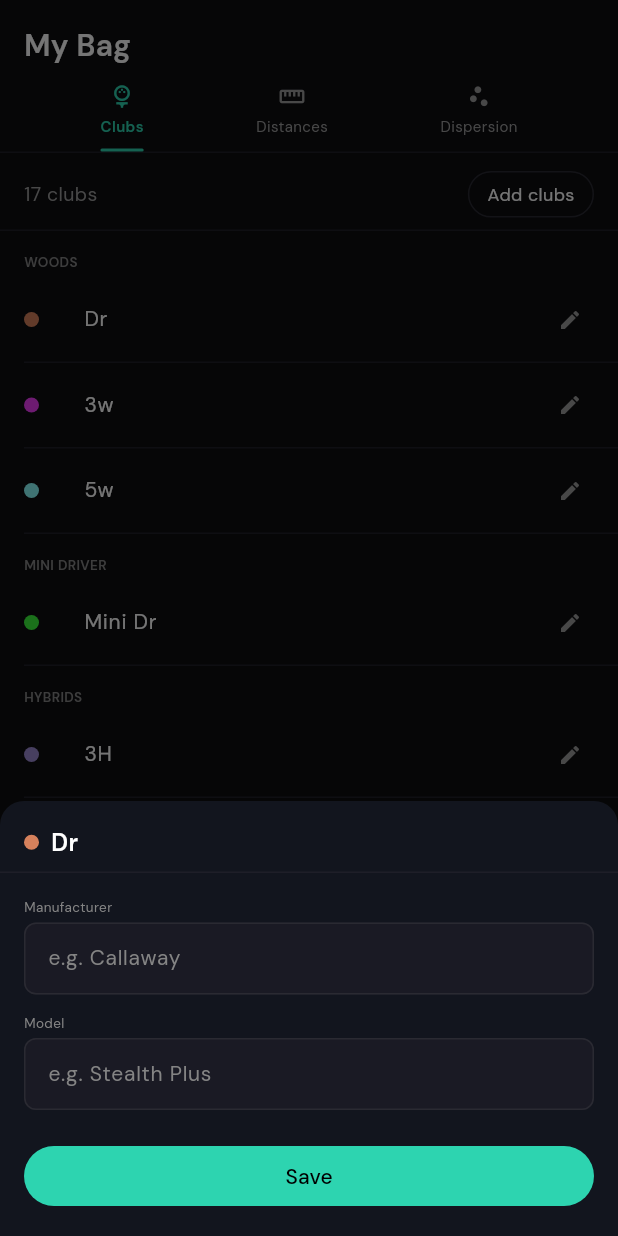
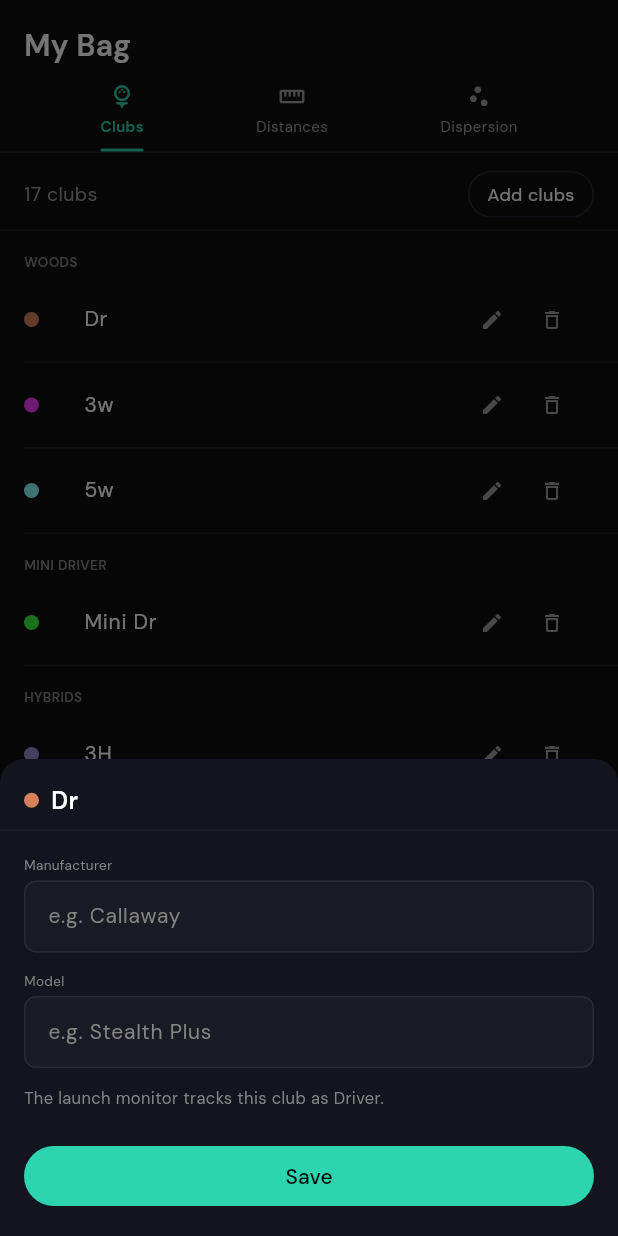
Before and after one commit to leveleightyfour/your_launch_monitor, a Flutter app: the screen it shows after launch, item 2 of the bottom bar chosen, after a tap on the "edit" icon, on a phone screen of 412 x 824 dp. Run offline on Flutter 3.47's test engine with Material 3 defaults, Android fonts, the phone set to English and light mode, and no system bars; our stand-ins replace drift, drift_flutter, flutter_blue_plus, flutter_riverpod, go_router, google_fonts and 2 more; missing offline and left inert: restart_app, shorebird_code_push, win_ble; accounts and stored records are empty; generated files the repository leaves out were written again.

Commit message:
Remove clubs from the bag directly, and say what the device tracks
Bag rows gain swipe-to-remove and a visible remove button (the Windows
scene has no natural swipe), with undo restoring position, tags, and
active status. Removing the active club hands the slot to the first
club still in the bag so the device is never tracking a club that left.
The club editor names the protocol club the launch monitor tracks, since
off-list clubs are bucketed to their nearest equivalent.

Co-Authored-By: Claude Fable 5 <noreply@anthropic.com>

```diff
--- a/lib/features/launch_monitor/application/clubs_notifier.dart
+++ b/lib/features/launch_monitor/application/clubs_notifier.dart
@@ -32,13 +32,15 @@ class ClubsNotifier extends Notifier<List<Club>> {
     if (saved.isNotEmpty) state = saved;
   }
 
-  Future<void> _persist() =>
-      ref.read(appDatabaseProvider).saveAllClubs(state);
+  Future<void> _persist() => ref.read(appDatabaseProvider).saveAllClubs(state);
 
   void updateClubTags(String id, {String? manufacturer, String? model}) {
     state = [
       for (final c in state)
-        if (c.id == id) c.copyWith(manufacturer: manufacturer, model: model) else c,
+        if (c.id == id)
+          c.copyWith(manufacturer: manufacturer, model: model)
+        else
+          c,
     ];
     _persist();
   }
@@ -50,6 +52,15 @@ class ClubsNotifier extends Notifier<List<Club>> {
 
   void removeClub(String id) {
     state = state.where((c) => c.id != id).toList();
+    _persist();
+  }
+
+  /// Re-inserts a removed club at its old position — the undo for
+  /// [removeClub], keeping its manufacturer and model tags.
+  void insertClub(Club club, int index) {
+    final next = [...state];
+    next.insert(index.clamp(0, next.length), club);
+    state = next;
     _persist();
   }
 }
--- a/lib/features/launch_monitor/application/providers.dart
+++ b/lib/features/launch_monitor/application/providers.dart
@@ -816,6 +816,30 @@ extension on ShotData {
   }
 }
 
+/// Human-readable name of the protocol club the device tracks for [club].
+///
+/// The Square Golf protocol models a fixed club set; app clubs outside it
+/// are bucketed to the nearest code by [_clubCodeFor]. Shots keep the app
+/// club's identity regardless — this only names what the device is told.
+String deviceClubLabel(Club club) {
+  final code = _clubCodeFor(club);
+  if (code == sg.ClubCodes.driver) return 'Driver';
+  if (code == sg.ClubCodes.wood3) return '3 Wood';
+  if (code == sg.ClubCodes.wood5) return '5 Wood';
+  if (code == sg.ClubCodes.wood7) return '7 Wood';
+  if (code == sg.ClubCodes.iron4) return '4 Iron';
+  if (code == sg.ClubCodes.iron5) return '5 Iron';
+  if (code == sg.ClubCodes.iron6) return '6 Iron';
+  if (code == sg.ClubCodes.iron7) return '7 Iron';
+  if (code == sg.ClubCodes.iron8) return '8 Iron';
+  if (code == sg.ClubCodes.iron9) return '9 Iron';
+  if (code == sg.ClubCodes.pitchingWedge) return 'Pitching Wedge';
+  if (code == sg.ClubCodes.approachWedge) return 'Approach Wedge';
+  if (code == sg.ClubCodes.sandWedge) return 'Sand Wedge';
+  if (code == sg.ClubCodes.putter) return 'Putter';
+  return 'Driver';
+}
+
 /// Maps an app [Club] to the closest Square Golf protocol [sg.ClubCode]. The
 /// protocol only models a fixed set of clubs (driver, 3/5/7 wood, 4–9 iron,
 /// PW/AW/SW, putter), so app clubs outside that set are mapped to the nearest
--- a/lib/features/launch_monitor/presentation/screens/my_bag_screen.dart
+++ b/lib/features/launch_monitor/presentation/screens/my_bag_screen.dart
@@ -223,12 +223,28 @@ class _ClubsTab extends ConsumerWidget {
               final isSelected = club.id == selected?.id;
               return Column(
                 children: [
-                  _ClubTile(
+                  Dismissible(
+                    key: ValueKey(club.id),
+                    direction: DismissDirection.endToStart,
+                    onDismissed: (_) => _removeFromBag(context, ref, club),
+                    background: Container(
+                      color: AppColors.errorBackground,
+                      alignment: Alignment.centerRight,
+                      padding: const EdgeInsets.only(right: 20),
+                      child: const Icon(
+                        Icons.delete_outline,
+                        size: 18,
+                        color: AppColors.errorText,
+                      ),
+                    ),
+                    child: _ClubTile(
                       club: club,
                       isSelected: isSelected,
                       onTap: () =>
                           ref.read(selectedClubProvider.notifier).state = club,
                       onEdit: () => _showEditSheet(context, ref, club),
+                      onRemove: () => _removeFromBag(context, ref, club),
+                    ),
                   ),
                   const Divider(height: 1, color: AppColors.border, indent: 16),
                 ],
@@ -242,6 +258,51 @@ class _ClubsTab extends ConsumerWidget {
 
   void _openAddClubs(BuildContext context, WidgetRef ref) {
     context.push('/bag/add-clubs');
+  }
+
+  /// Takes a club out of the bag, with undo. Shots already tagged with it
+  /// keep their data; the club can also come back via "Add clubs".
+  void _removeFromBag(BuildContext context, WidgetRef ref, Club club) {
+    final clubs = ref.read(clubsProvider);
+    final index = clubs.indexWhere((c) => c.id == club.id);
+    if (index < 0) return;
+    final wasActive = ref.read(activeClubProvider)?.id == club.id;
+    final wasFilter = ref.read(selectedClubProvider)?.id == club.id;
+
+    // Captured up front so the undo action outlives this widget.
+    final clubsNotifier = ref.read(clubsProvider.notifier);
+    final activeNotifier = ref.read(activeClubProvider.notifier);
+    final filterNotifier = ref.read(selectedClubProvider.notifier);
+
+    clubsNotifier.removeClub(club.id);
+
+    // Never leave the device tracking a club that left the bag: hand the
+    // active slot to the first club still in it. The active-club listener
+    // pushes the change to the device (re-arming if detection is on).
+    if (wasActive) {
+      final remaining = ref.read(clubsProvider);
+      activeNotifier.state = remaining.isEmpty ? null : remaining.first;
+    }
+    if (wasFilter) filterNotifier.state = null;
+
+    final accent = context.accent;
+    ScaffoldMessenger.of(context).showSnackBar(
+      SnackBar(
+        backgroundColor: AppColors.card,
+        content: Text(
+          '${club.shortName} removed from bag',
+          style: AppTextStyles.sans(size: 13),
+        ),
+        action: SnackBarAction(
+          label: 'Undo',
+          textColor: accent,
+          onPressed: () {
+            clubsNotifier.insertClub(club, index);
+            if (wasActive) activeNotifier.state = club;
+          },
+        ),
+      ),
+    );
   }
 
   void _showEditSheet(BuildContext context, WidgetRef ref, Club club) {
@@ -301,6 +362,18 @@ class _ClubsTab extends ConsumerWidget {
                     controller: modelCtrl,
                     hint: 'e.g. Stealth Plus',
                   ),
+                  const SizedBox(height: 12),
+                  // The protocol models a fixed club set, so off-list clubs
+                  // are tracked as their nearest equivalent. Shots still
+                  // carry this club's own identity.
+                  Text(
+                    'The launch monitor tracks this club as '
+                    '${deviceClubLabel(club)}.',
+                    style: AppTextStyles.sans(
+                      size: 11,
+                      color: AppColors.textDimmed,
+                    ),
+                  ),
                   const SizedBox(height: 20),
                   SizedBox(
                     width: double.infinity,
@@ -342,11 +415,16 @@ class _ClubTile extends StatelessWidget {
   final VoidCallback onTap;
   final VoidCallback onEdit;
 
+  /// Swipe-to-remove covers touch; this visible affordance covers the
+  /// Windows/mouse scene where a swipe is not a natural gesture.
+  final VoidCallback onRemove;
+
   const _ClubTile({
     required this.club,
     required this.isSelected,
     required this.onTap,
     required this.onEdit,
+    required this.onRemove,
   });
 
   @override
@@ -379,10 +457,41 @@ class _ClubTile extends StatelessWidget {
         mainAxisSize: MainAxisSize.min,
         children: [
           if (isSelected) Icon(Icons.check, color: context.accent, size: 16),
-          const SizedBox(width: 8),
-          GestureDetector(
+          Tooltip(
+            message: 'Edit club',
+            child: Semantics(
+              button: true,
+              label: 'Edit ${club.shortName}',
+              child: GestureDetector(
                 onTap: onEdit,
-            child: const Icon(Icons.edit, size: 16, color: AppColors.textMuted),
+                behavior: HitTestBehavior.opaque,
+                child: const SizedBox(
+                  width: 40,
+                  height: 40,
+                  child: Icon(Icons.edit, size: 16, color: AppColors.textMuted),
+                ),
+              ),
+            ),
+          ),
+          Tooltip(
+            message: 'Remove from bag',
+            child: Semantics(
+              button: true,
+              label: 'Remove ${club.shortName} from bag',
+              child: GestureDetector(
+                onTap: onRemove,
+                behavior: HitTestBehavior.opaque,
+                child: const SizedBox(
+                  width: 40,
+                  height: 40,
+                  child: Icon(
+                    Icons.delete_outline,
+                    size: 16,
+                    color: AppColors.textMuted,
+                  ),
+                ),
+              ),
+            ),
           ),
         ],
       ),
```
Lines whose indentation alone changed are shown as unchanged.
